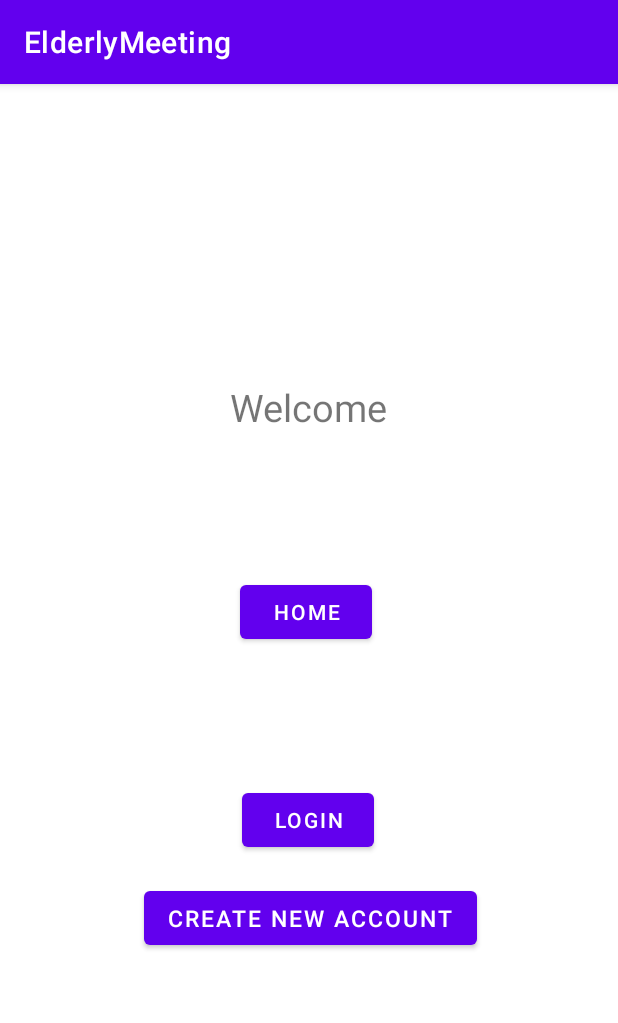
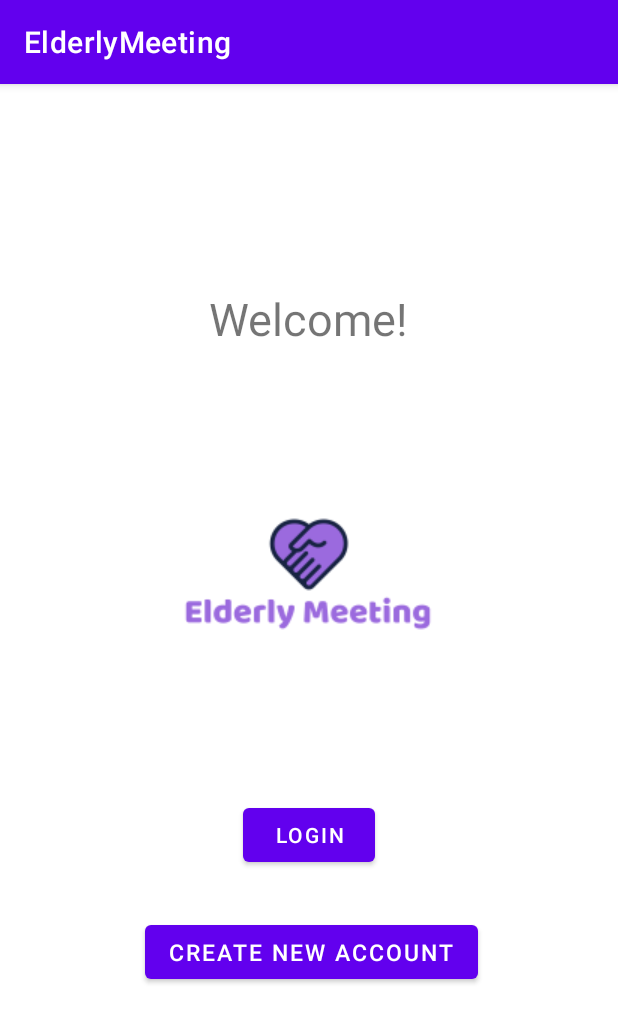
Before and after one commit to NemoIng/ElderlyMeeting, an Android app: the screen it shows after launch (MainActivity), on a phone screen of 412 x 824 dp. Shown: the top 1023 px of the screen. Run offline under Robolectric (Android 15) with nearby library versions, the phone set to English and light mode, and no system bars.

Commit message:
mooi logo

```diff
--- a/app/src/main/java/com/example/elderlymeeting/MainActivity.java
+++ b/app/src/main/java/com/example/elderlymeeting/MainActivity.java
@@ -26,17 +26,11 @@ public class MainActivity extends AppCompatActivity implements View.OnClickListe
         signInBtn = (TextView) findViewById(R.id.signIn);
         signInBtn.setOnClickListener(this);
 
-        homeBtn = (TextView) findViewById(R.id.home);
-        homeBtn.setOnClickListener(this);
-
     }
 
     @Override
     public void onClick(View v) {
         switch (v.getId()){
-            case R.id.home:
-                startActivity(new Intent(this, HomeActivity.class));
-                break;
             case R.id.signIn:
                 startActivity(new Intent(this, LoginActivity.class));
                 break;
--- a/app/src/main/res/layout/activity_main.xml
+++ b/app/src/main/res/layout/activity_main.xml
@@ -7,53 +7,49 @@
     android:layout_height="match_parent"
     tools:context=".MainActivity">
 
+
     <TextView
         android:id="@+id/Welcome"
         android:layout_width="wrap_content"
         android:layout_height="wrap_content"
-        android:text="Welcome"
-        android:textSize="25sp"
-        app:layout_constraintBottom_toBottomOf="parent"
+        android:layout_marginTop="136dp"
+        android:text="Welcome!"
+        android:textSize="30sp"
         app:layout_constraintEnd_toEndOf="parent"
         app:layout_constraintStart_toStartOf="parent"
-        app:layout_constraintTop_toTopOf="parent"
-        app:layout_constraintVertical_bias="0.26999998" />
-
+        app:layout_constraintTop_toTopOf="parent" />
 
     <Button
         android:id="@+id/signIn"
         android:layout_width="wrap_content"
         android:layout_height="wrap_content"
-        android:layout_marginStart="161dp"
-        android:layout_marginBottom="253dp"
+        android:layout_marginTop="50dp"
         android:text="@string/login"
-        app:layout_constraintBottom_toBottomOf="parent"
-        app:layout_constraintStart_toStartOf="parent" />
+        app:layout_constraintEnd_toEndOf="parent"
+        app:layout_constraintStart_toStartOf="parent"
+        app:layout_constraintTop_toBottomOf="@+id/Logo" />
 
     <Button
         android:id="@+id/signUp"
         android:layout_width="wrap_content"
         android:layout_height="wrap_content"
-        android:layout_marginStart="96dp"
-        android:layout_marginBottom="188dp"
+        android:layout_marginTop="30dp"
         android:text="@string/create_new_account"
         android:textSize="15sp"
-        app:layout_constraintBottom_toBottomOf="parent"
-        app:layout_constraintStart_toStartOf="parent" />
+        app:layout_constraintEnd_toEndOf="parent"
+        app:layout_constraintHorizontal_bias="0.51"
+        app:layout_constraintStart_toStartOf="parent"
+        app:layout_constraintTop_toBottomOf="@+id/signIn" />
 
-    <Button
-        android:id="@+id/home"
+    <ImageView
+        android:id="@+id/Logo"
         android:layout_width="wrap_content"
         android:layout_height="wrap_content"
-        android:layout_marginStart="160dp"
-        android:layout_marginBottom="392dp"
-        android:text="@string/home"
-        app:layout_constraintBottom_toBottomOf="parent"
-        app:layout_constraintStart_toStartOf="parent" />
+        android:layout_marginTop="50dp"
+        app:layout_constraintEnd_toEndOf="parent"
+        app:layout_constraintHorizontal_bias="0.497"
+        app:layout_constraintStart_toStartOf="parent"
+        app:layout_constraintTop_toBottomOf="@+id/Welcome"
+        app:srcCompat="@drawable/logo" />
 
-    <FrameLayout
-        android:id="@+id/fragment_container"
-        android:layout_width="match_parent"
-        android:layout_height="match_parent" />
-
-</androidx.constraintlayout.widget.ConstraintLayout>
+    </androidx.constraintlayout.widget.ConstraintLayout>
```
Also changed, not shown: app/src/main/res/drawable/logo.png (added).
